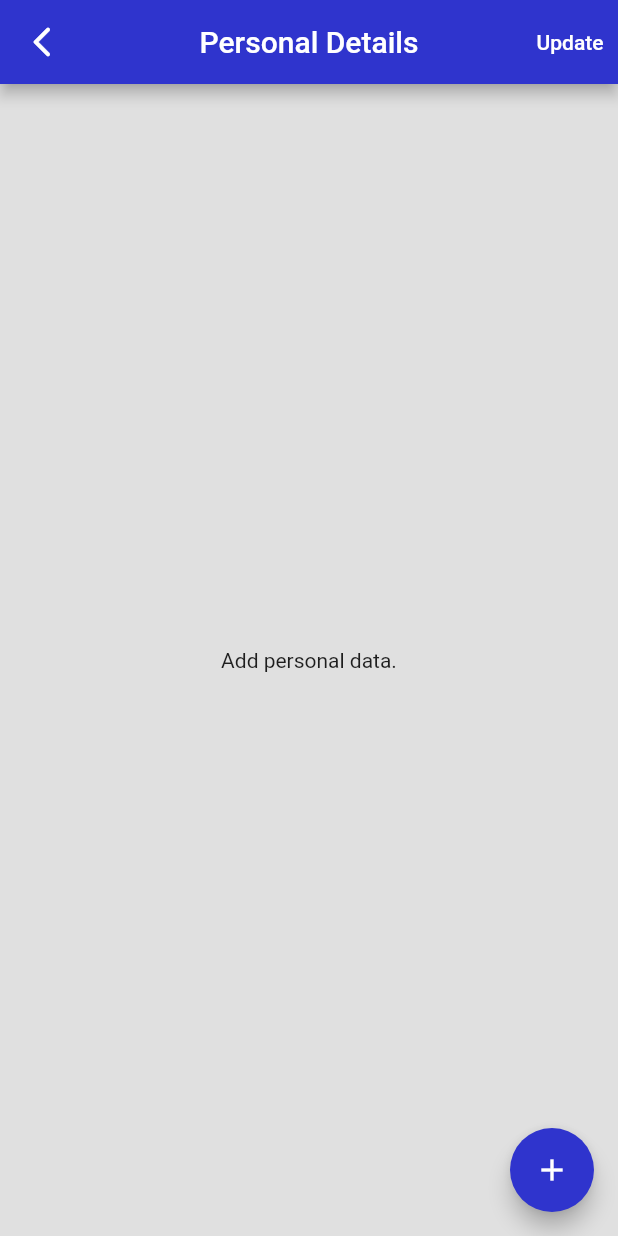
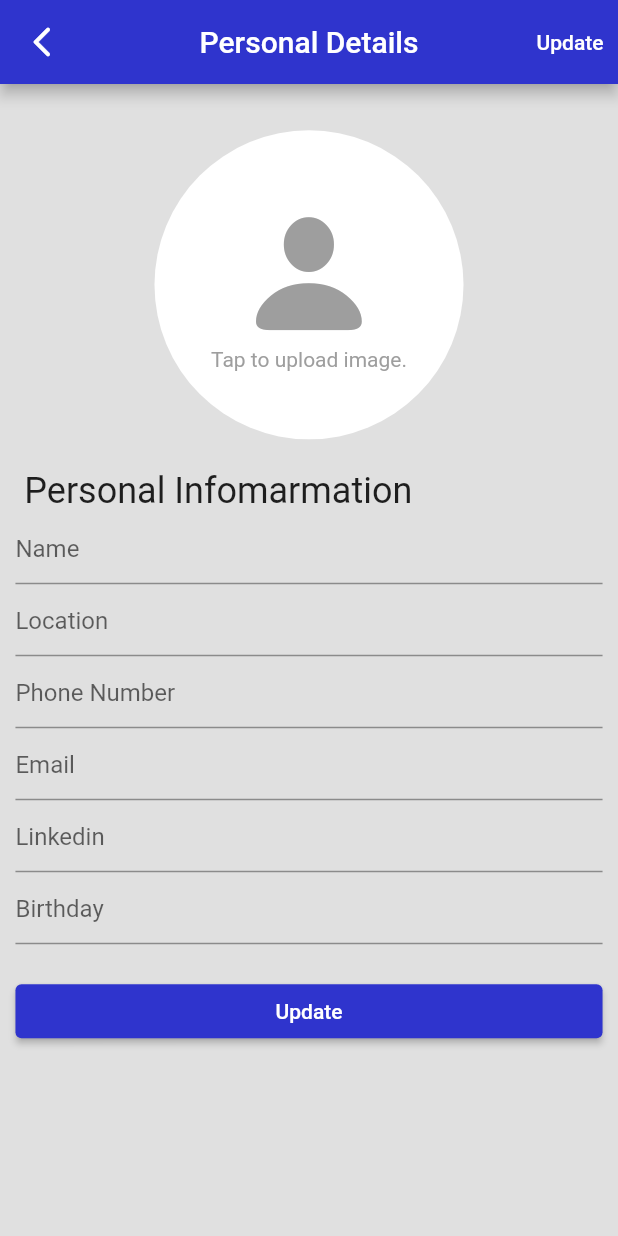
Before and after one commit to armagangok/resume_maker_app, a Flutter app: the PersonalDetailPage screen opened by its route, after a tap on "Update", on a phone screen of 412 x 824 dp. Run offline on Flutter 3.47's test engine with Material 2 defaults, Android fonts, the phone set to English and light mode, and no system bars; our stand-ins replace dartz, flutter_bloc, get_it, hive, hive_flutter, image_picker and 1 more; accounts and stored records are empty.

Commit message:
personal data hive  implementation completed
`except image storage`

```diff
--- a/lib/feature/personal_details/model/personal_data_model.dart
+++ b/lib/feature/personal_details/model/personal_data_model.dart
@@ -4,17 +4,17 @@ part 'personal_data_model.g.dart';
 @HiveType(typeId: 1)
 class PersonalDataModel extends HiveObject {
   @HiveField(0)
-  final String name;
+  final String? name;
   @HiveField(1)
-  final String location;
+  final String? location;
   @HiveField(2)
-  final String phoneNumber;
+  final String? phoneNumber;
   @HiveField(3)
-  final String email;
+  final String? email;
   @HiveField(4)
-  final String linkedin;
+  final String? linkedin;
   @HiveField(5)
-  final String birthday;
+  final String? birthday;
   @HiveField(6)
   final String? imagePath;
 
--- a/lib/feature/personal_details/presentation/cubit/personal_data/personal_data_cubit.dart
+++ b/lib/feature/personal_details/presentation/cubit/personal_data/personal_data_cubit.dart
@@ -7,7 +7,20 @@ import '../../../../../injection_container.dart';
 part 'personal_data_state.dart';
 
 class PersonalDataCubit extends Cubit<PersonalDataState> {
-  PersonalDataCubit() : super(PersonalDataInitial()) {
+  PersonalDataCubit()
+      : super(
+          PersonalDataInitial(
+            personalData: PersonalDataModel(
+              birthday: "Birthday",
+              email: "Email",
+              imagePath: "",
+              linkedin: "Linkedin",
+              location: "Location",
+              name: "Name",
+              phoneNumber: "Phone Number",
+            ),
+          ),
+        ) {
     _personalDataRepository = getIt<PersonalDataRepositoryImp>.call();
   }
 
@@ -25,9 +38,7 @@ class PersonalDataCubit extends Cubit<PersonalDataState> {
         emit(PersonalDataCacheError());
       },
       (r) {
-        r == null
-            ? emit(PersonalDataInitial())
-            : emit(DataReceived(personalData: r));
+        r == null ? emit(state) : emit(DataReceived(personalData: r));
       },
     );
   }
--- a/lib/feature/personal_details/presentation/cubit/personal_data/personal_data_state.dart
+++ b/lib/feature/personal_details/presentation/cubit/personal_data/personal_data_state.dart
@@ -2,24 +2,33 @@ part of 'personal_data_cubit.dart';
 
 abstract class PersonalDataState {}
 
-class PersonalDataInitial extends PersonalDataState {}
+abstract class DataReceivedContract extends PersonalDataState {
+  late final PersonalDataModel personalData;
+  DataReceivedContract({required this.personalData});
+}
+
+class PersonalDataInitial implements DataReceivedContract {
+  @override
+  late final PersonalDataModel personalData;
+  PersonalDataInitial({required this.personalData});
+}
 
 class PersonalDataCacheError extends PersonalDataState {}
 
-class DataReceived extends PersonalDataState {
+class DataReceived implements DataReceivedContract {
   @override
   late final PersonalDataModel personalData;
   DataReceived({required this.personalData});
 }
 
-class DataSaved extends PersonalDataState {
+class DataSaved implements DataReceivedContract {
   @override
   late final PersonalDataModel personalData;
 
   DataSaved({required this.personalData});
 }
 
-class DataDeleted extends PersonalDataState {
+class DataDeleted implements DataReceivedContract {
   @override
   late final PersonalDataModel personalData;
 
--- a/lib/feature/personal_details/presentation/page/personal_detail.dart
+++ b/lib/feature/personal_details/presentation/page/personal_detail.dart
@@ -3,8 +3,6 @@ import 'dart:io';
 import 'package:flutter/cupertino.dart';
 import 'package:flutter/material.dart';
 import 'package:flutter_bloc/flutter_bloc.dart';
-import 'package:resume_maker_app/core/widget/custom_bottom_sheet.dart';
-import 'package:resume_maker_app/core/widget/floating_action_button.dart';
 
 import '../../../../core/extension/context_extension.dart';
 import '../../../../core/widget/custom_appbar.dart';
@@ -24,11 +22,13 @@ class PersonalDetailPage extends StatefulWidget {
 class _PersonalDetailPageState extends State<PersonalDetailPage> {
   late final PersonalTextControllerCubit _personalTextControllers;
   late final PersonalDataCubit _personalDataCubit;
+
   @override
   void initState() {
     _personalTextControllers = getIt<PersonalTextControllerCubit>.call();
     _personalDataCubit = getIt<PersonalDataCubit>.call();
     _personalDataCubit.getPersonalData();
+
     super.initState();
   }
 
@@ -37,50 +37,53 @@ class _PersonalDetailPageState extends State<PersonalDetailPage> {
     return Scaffold(
       appBar: _buildAppBar,
       body: _buildBody,
-      floatingActionButton: _addPersonalDataButton,
     );
   }
 
-  Widget get _addPersonalDataButton => CustomFloationgButton(
-        onTap: () {
-          customBottomSheet(
-            context: context,
-            widget: ListView(
+  Widget get _buildBody => BlocBuilder<PersonalDataCubit, PersonalDataState>(
+        bloc: _personalDataCubit,
+        builder: (context, state) {
+          if (state is PersonalDataInitial) {
+            return ListView(
               padding: context.normalPadding,
               children: [
                 Column(
                   mainAxisAlignment: MainAxisAlignment.start,
                   children: [
                     SizedBox(height: context.height(0.025)),
-                    _uploadImageButton,
+                    _uploadImageButton(state),
                     SizedBox(height: context.height(0.025)),
-                    _informationTextStack,
+                    _informationTextStack(state),
                     SizedBox(height: context.height(0.025)),
                     _updateButton,
                   ],
                 ),
               ],
-            ),
-          );
-        },
-      );
-
-  Widget get _buildBody => BlocBuilder<PersonalDataCubit, PersonalDataState>(
-        bloc: _personalDataCubit,
-        builder: (context, state) {
-          if (state is PersonalDataInitial) {
-            return const Center(
-              child: Text("Add personal data."),
             );
           } else if (state is DataReceived) {
-            return Text(state.personalData.email);
+            return ListView(
+              padding: context.normalPadding,
+              children: [
+                Column(
+                  mainAxisAlignment: MainAxisAlignment.start,
+                  children: [
+                    SizedBox(height: context.height(0.025)),
+                    _uploadImageButton(state),
+                    SizedBox(height: context.height(0.025)),
+                    _informationTextStack(state),
+                    SizedBox(height: context.height(0.025)),
+                    _updateButton,
+                  ],
+                ),
+              ],
+            );
           } else {
             return const Text("else");
           }
         },
       );
 
-  Widget get _uploadImageButton => InkWell(
+  Widget _uploadImageButton(DataReceivedContract state1) => InkWell(
         onTap: () async {
           var imagePickerCubit = getIt<PickImageCubit>.call();
           await imagePickerCubit.pickImage();
@@ -88,7 +91,7 @@ class _PersonalDetailPageState extends State<PersonalDetailPage> {
         child: BlocBuilder<PickImageCubit, PickImageState>(
           bloc: getIt<PickImageCubit>.call(),
           builder: (context, state) {
-            var imagePickerCubit = getIt<PickImageCubit>.call();
+            var imageCubit = getIt<PickImageCubit>.call();
             if (state is PickImageInitial) {
               return _loadingImageWidget(
                 const Icon(
@@ -100,7 +103,13 @@ class _PersonalDetailPageState extends State<PersonalDetailPage> {
             } else if (state is ImageLoading) {
               return _loadingImageWidget(const CircularProgressIndicator());
             } else if (state is ImageLoaded) {
-              File imageFile = File(imagePickerCubit.image!.path);
+              File imageFile = File(
+                state1.personalData.imagePath == null ||
+                        state1.personalData.imagePath!.isEmpty
+                    ? imageCubit.image!.path
+                    : state1.personalData.imagePath!,
+              );
+
               return _userImageWidget(imageFile);
             } else {
               return const Center(child: Text("Error while uploading image."));
@@ -120,7 +129,9 @@ class _PersonalDetailPageState extends State<PersonalDetailPage> {
             widget,
             Text(
               "Tap to upload image.",
-              style: context.textTheme.bodyMedium!.copyWith(color: Colors.grey),
+              style: context.textTheme.bodyMedium!.copyWith(
+                color: Colors.grey,
+              ),
             ),
           ],
         ),
@@ -136,27 +147,32 @@ class _PersonalDetailPageState extends State<PersonalDetailPage> {
     );
   }
 
-  Widget get _informationTextStack => Column(
+  Widget _informationTextStack(DataReceivedContract state) => Column(
         crossAxisAlignment: CrossAxisAlignment.start,
         children: [
           _personalInformationText,
-          _nameTextField,
-          _locationTextField,
-          _numberTextField,
-          _emailTextField,
-          _linkedinTextField,
-          _birthDayTextField,
+          _nameTextField(state.personalData),
+          _locationTextField(state),
+          _numberTextField(state.personalData),
+          _emailTextField(state.personalData),
+          _linkedinTextField(state.personalData),
+          _birthDayTextField(state.personalData),
         ],
       );
 
-  Widget get _locationTextField => TextField(
+  Widget _locationTextField(DataReceivedContract state) => TextField(
         controller: _personalTextControllers.locationController,
-        decoration: const InputDecoration(hintText: "Location"),
+        decoration: InputDecoration(
+          hintText: state.personalData.location == null ||
+                  state.personalData.location!.isEmpty
+              ? "Location"
+              : state.personalData.location,
+        ),
       );
 
   Widget get _personalInformationText => Builder(
         builder: (context) => Text(
-          "Personal Infomarmation",
+          " Personal Infomarmation",
           style: context.textTheme.headline5,
         ),
       );
@@ -165,51 +181,87 @@ class _PersonalDetailPageState extends State<PersonalDetailPage> {
         width: context.width(1),
         child: ElevatedButton(
           onPressed: () async {
-            var personalDataModel = PersonalDataModel(
-              name: _personalTextControllers.nameController.text,
-              location: _personalTextControllers.locationController.text,
-              phoneNumber: _personalTextControllers.numberController.text,
-              email: _personalTextControllers.emailController.text,
-              linkedin: _personalTextControllers.linkedinController.text,
-              birthday: _personalTextControllers.birthdayController.text,
-              imagePath: getIt<PickImageCubit>.call().image == null
-                  ? ""
-                  : getIt<PickImageCubit>.call().image!.path,
-            );
-
+            final personalDataModel = _preparePersonalDataModel;
             await _personalDataCubit.savePersonalData(personalDataModel);
           },
-          child: const Text("Save"),
+          child: const Text("Update"),
         ),
       );
 
-  Widget get _nameTextField => TextField(
+  Widget _nameTextField(PersonalDataModel personalDataModel) => TextField(
         controller: _personalTextControllers.nameController,
-        decoration: const InputDecoration(hintText: "Name"),
+        decoration: InputDecoration(
+          hintText: (personalDataModel.name == null ||
+                  personalDataModel.name!.isEmpty)
+              ? "Name"
+              : personalDataModel.name,
+        ),
       );
 
-  Widget get _birthDayTextField => TextField(
+  Widget _birthDayTextField(PersonalDataModel personalDataModel) => TextField(
         controller: _personalTextControllers.birthdayController,
-        decoration: const InputDecoration(hintText: "Birthday"),
+        decoration: InputDecoration(
+          hintText: (personalDataModel.birthday == null ||
+                  personalDataModel.birthday!.isEmpty)
+              ? "Birthday"
+              : personalDataModel.birthday,
+        ),
       );
 
-  Widget get _linkedinTextField => TextField(
+  Widget _linkedinTextField(PersonalDataModel personalDataModel) => TextField(
         controller: _personalTextControllers.linkedinController,
-        decoration: const InputDecoration(hintText: "Linkedin"),
+        decoration: InputDecoration(
+          hintText: personalDataModel.linkedin == null ||
+                  personalDataModel.linkedin == ""
+              ? "Linkedin"
+              : personalDataModel.linkedin,
+        ),
       );
 
-  Widget get _emailTextField => TextField(
+  Widget _emailTextField(PersonalDataModel personalDataModel) => TextField(
         controller: _personalTextControllers.emailController,
-        decoration: const InputDecoration(hintText: "Email"),
+        decoration: InputDecoration(
+          hintText: (personalDataModel.email == null ||
+                  personalDataModel.email!.isEmpty)
+              ? "Email"
+              : personalDataModel.email,
+        ),
       );
 
-  Widget get _numberTextField => TextField(
+  Widget _numberTextField(PersonalDataModel personalDataModel) => TextField(
         controller: _personalTextControllers.numberController,
-        decoration: const InputDecoration(hintText: "Phone Number"),
+        decoration: InputDecoration(
+          hintText: personalDataModel.phoneNumber == null ||
+                  personalDataModel.phoneNumber == ""
+              ? "Phone Number"
+              : personalDataModel.phoneNumber,
+        ),
       );
 
   CustomAppBar get _buildAppBar => CustomAppBar(
         title: const Text("Personal Details"),
         onTapUpdate: () {},
       );
+
+  PersonalDataModel get _preparePersonalDataModel {
+    // getIt<PickImageCubit>.call().image == null;
+    if (_personalTextControllers.nameController.text.isNotEmpty &&
+        _personalTextControllers.numberController.text.isNotEmpty &&
+        _personalTextControllers.emailController.text.isNotEmpty &&
+        _personalTextControllers.linkedinController.text.isNotEmpty &&
+        _personalTextControllers.birthdayController.text.isNotEmpty) {}
+
+    var personalDataModel = PersonalDataModel(
+      name: _personalTextControllers.nameController.text,
+      location: _personalTextControllers.locationController.text,
+      phoneNumber: _personalTextControllers.numberController.text,
+      email: _personalTextControllers.emailController.text,
+      linkedin: _personalTextControllers.linkedinController.text,
+      birthday: _personalTextControllers.birthdayController.text,
+      imagePath: getIt<PickImageCubit>.call().image == null
+          ? ""
+          : getIt<PickImageCubit>.call().image!.path,
+    );
+    return personalDataModel;
+  }
 }
```
